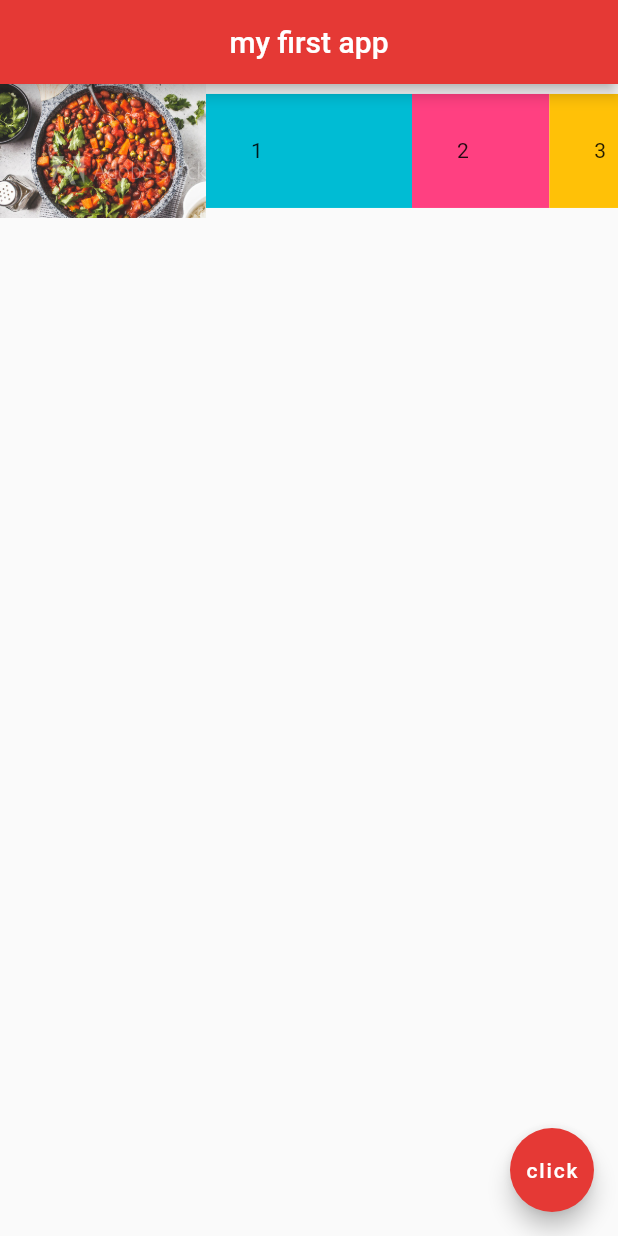
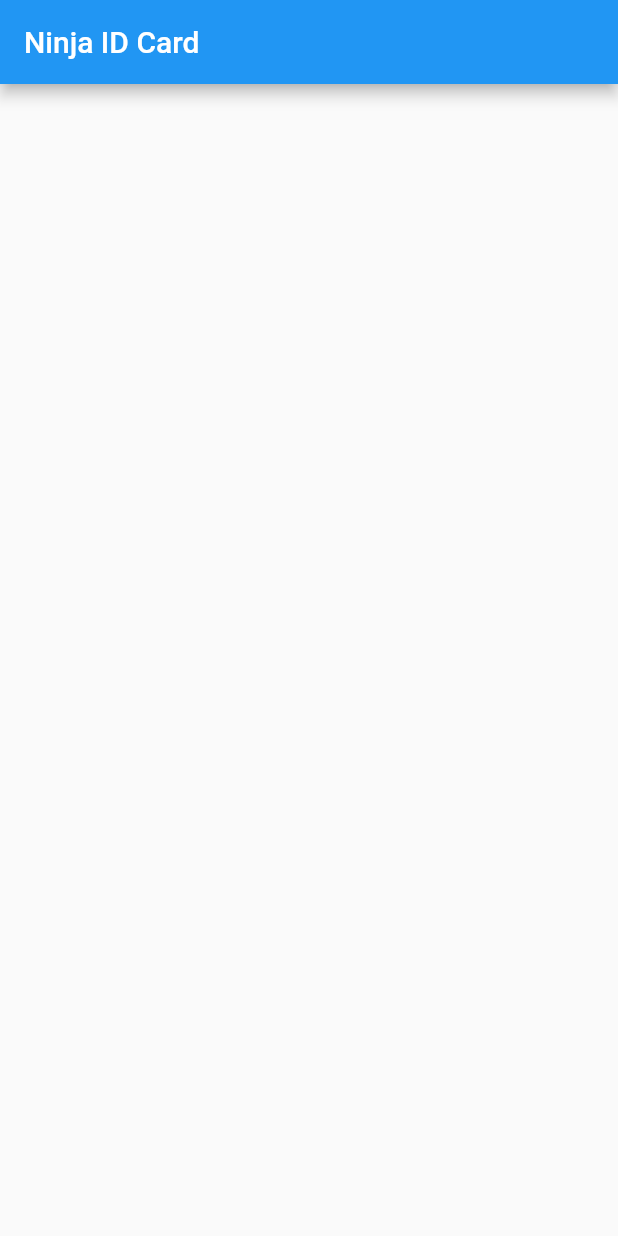
Before and after one commit to themugane/learn_flutter, a Flutter app: the screen it shows after launch, on a phone screen of 412 x 824 dp. Run offline on Flutter 3.47's test engine with Material 2 defaults, Android fonts, the phone set to English and light mode, and no system bars.

Commit message:
Basic Template

```diff
--- a/lib/main.dart
+++ b/lib/main.dart
@@ -1,55 +1,15 @@
 import 'package:flutter/material.dart';
 
 void main() => runApp(MaterialApp(
-  home: Home()
+  home: NinjaCard(),
 ));
 
-
-class Home extends StatelessWidget {
+class NinjaCard extends StatelessWidget {
   @override
   Widget build(BuildContext context) {
     return Scaffold(
       appBar: AppBar(
-        title: Text('my first app'),
-        centerTitle: true,
-        backgroundColor: Colors.red[600],
-      ),
-      body: Row(
-        children: <Widget>[
-          Expanded(
-            child: Image.asset('assets/stew.jpeg'),
-            flex: 3,
-          ),
-           Expanded(
-             flex: 3,
-             child: Container(
-               padding: EdgeInsets.all(30.0),
-               color: Colors.cyan,
-               child: Text('1')
-             ),
-           ),
-            Expanded(
-              flex: 2,
-              child: Container(
-                  padding: EdgeInsets.all(30.0),
-                  color: Colors.pinkAccent,
-                  child: Text('2')
-              ),
-            ),
-            Expanded(
-              flex: 1,
-              child: Container(
-                  padding: EdgeInsets.all(30.0),
-                  color: Colors.amber,
-                  child: Text('3')
-              ),
-            ),
-        ],
-      ),
-      floatingActionButton: FloatingActionButton(
-        child: Text('click'),
-        onPressed: () {},
-        backgroundColor: Colors.red[600],
+        title: Text('Ninja ID Card'),
       ),
     );
   }
```
